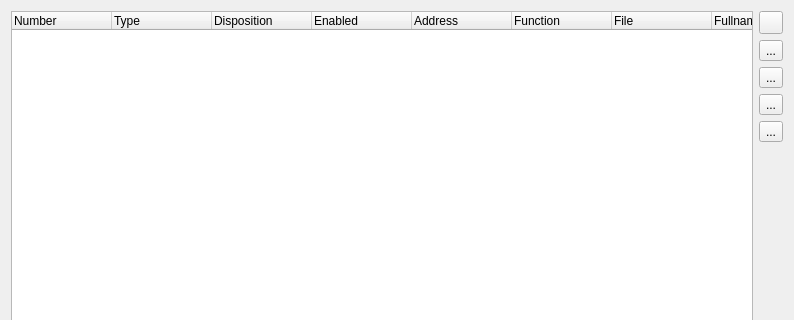
Qt form BaseDebug/SeerWatchpointsBrowserWidget.ui (LiNY2-01/SeeDataStructure) before a commit; both pictures show x 0 to 794 and y 0 to 320 of the 794 by 528 pixel window.
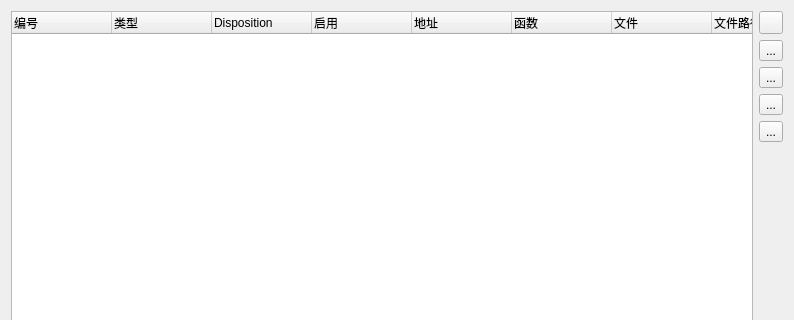
The same form after that commit. Icons and pictures are not drawn.

Diff of the .ui file:
```diff
--- a/BaseDebug/SeerWatchpointsBrowserWidget.ui
+++ b/BaseDebug/SeerWatchpointsBrowserWidget.ui
@@ -21,12 +21,12 @@
      </property>
      <column>
       <property name="text">
-       <string>Number</string>
+       <string>编号</string>
       </property>
      </column>
      <column>
       <property name="text">
-       <string>Type</string>
+       <string>类型</string>
       </property>
      </column>
      <column>
@@ -36,62 +36,62 @@
      </column>
      <column>
       <property name="text">
-       <string>Enabled</string>
+       <string>启用</string>
       </property>
      </column>
      <column>
       <property name="text">
-       <string>Address</string>
+       <string>地址</string>
       </property>
      </column>
      <column>
       <property name="text">
-       <string>Function</string>
+       <string>函数</string>
       </property>
      </column>
      <column>
       <property name="text">
-       <string>File</string>
+       <string>文件</string>
       </property>
      </column>
      <column>
       <property name="text">
-       <string>Fullname</string>
+       <string>文件路径</string>
       </property>
      </column>
      <column>
       <property name="text">
-       <string>Line</string>
+       <string>行数</string>
       </property>
      </column>
      <column>
       <property name="text">
-       <string>Thread Groups</string>
+       <string>线程组</string>
       </property>
      </column>
      <column>
       <property name="text">
-       <string>Times</string>
+       <string>次数</string>
       </property>
      </column>
      <column>
       <property name="text">
-       <string>Expression</string>
+       <string>表达式</string>
       </property>
      </column>
      <column>
       <property name="text">
-       <string>Value</string>
+       <string>值</string>
       </property>
      </column>
      <column>
       <property name="text">
-       <string>New Value</string>
+       <string>新值</string>
       </property>
      </column>
      <column>
       <property name="text">
-       <string>Used</string>
+       <string>是否使用</string>
       </property>
      </column>
     </widget>
```
